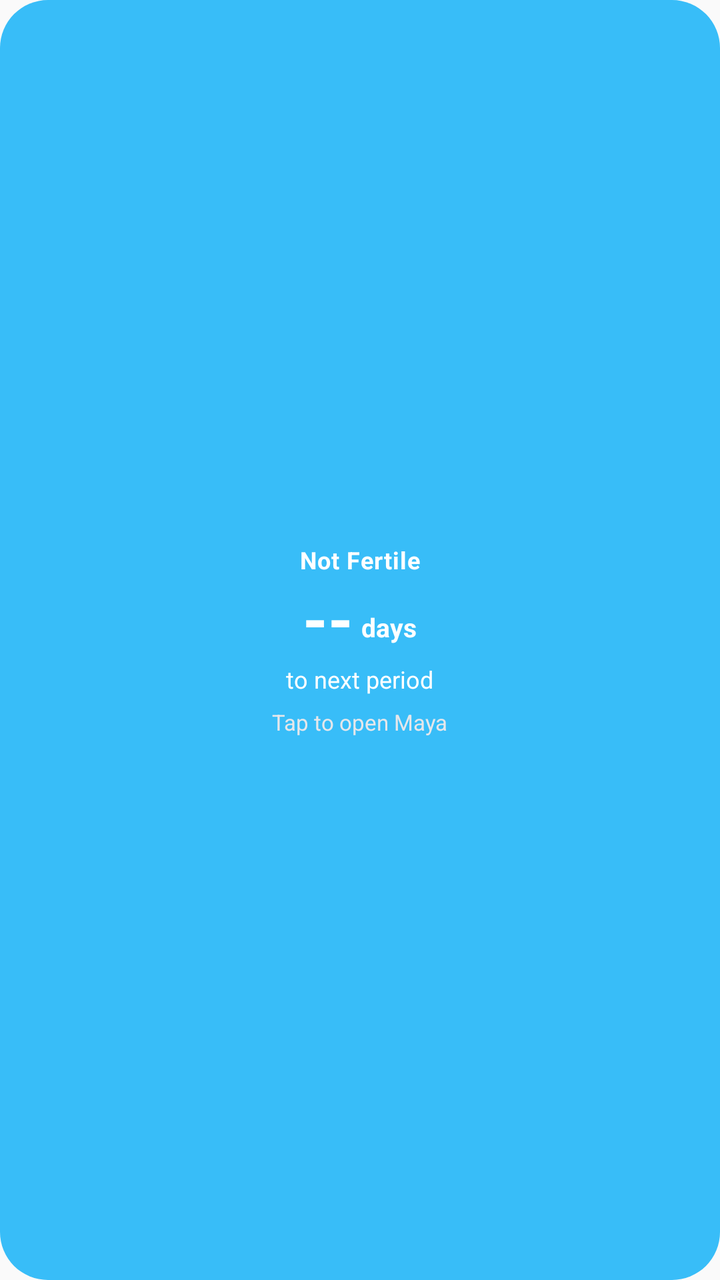
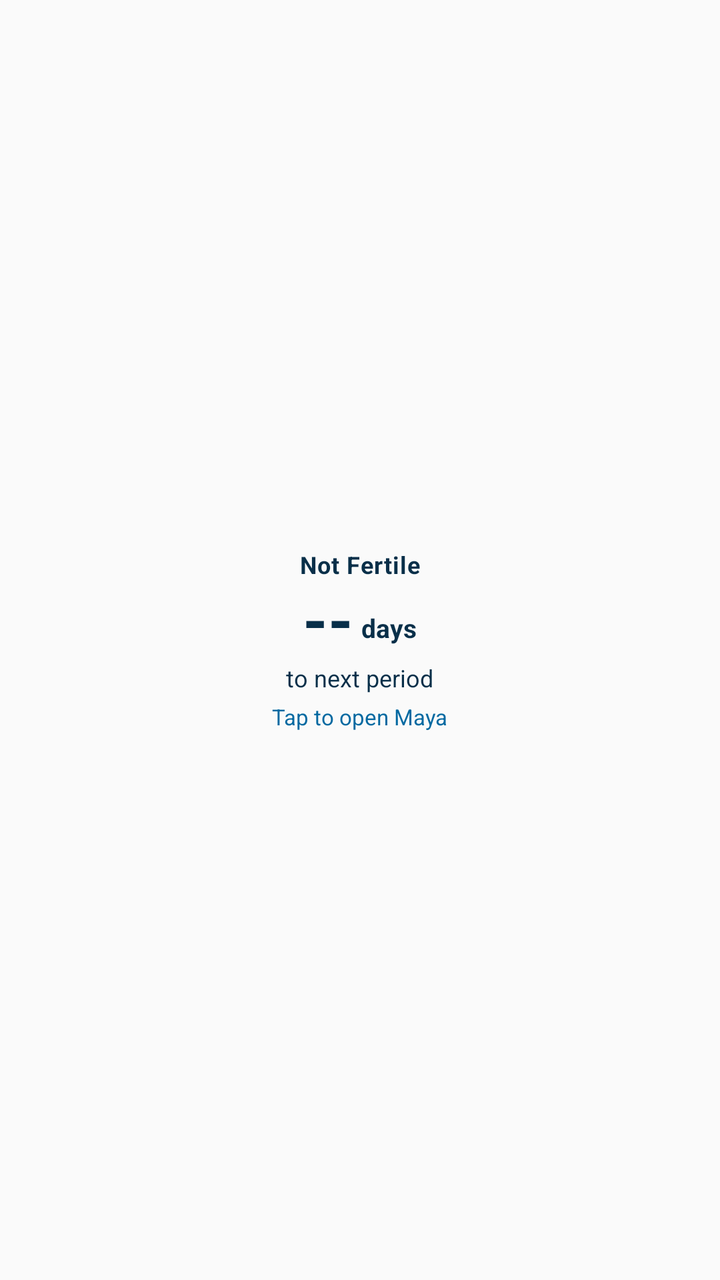

The first picture is an Android layout as it rendered before a commit; the second is the same layout after the commit. The layout source and the unified diff follow.
<!-- AndroidManifest.xml: application theme android:Theme.Material.Light.NoActionBar -->
<!-- res/layout/widget_cycle.xml -->
<?xml version="1.0" encoding="utf-8"?>
<LinearLayout xmlns:android="http://schemas.android.com/apk/res/android"
    android:id="@+id/widget_root"
    android:layout_width="match_parent"
    android:layout_height="match_parent"
    android:background="@drawable/widget_bg_blue"
    android:orientation="vertical"
    android:padding="12dp"
    android:gravity="center">

    <TextView
        android:id="@+id/widget_status_badge"
        android:layout_width="wrap_content"
        android:layout_height="wrap_content"
        android:maxLines="1"
        android:ellipsize="end"
        android:text="Not Fertile"
        android:textColor="#FFFFFF"
        android:textSize="12sp"
        android:textStyle="bold"
        android:letterSpacing="0.03" />

    <LinearLayout
        android:layout_width="wrap_content"
        android:layout_height="wrap_content"
        android:layout_marginTop="4dp"
        android:orientation="horizontal"
        android:gravity="bottom">

        <TextView
            android:id="@+id/widget_days_number"
            android:layout_width="wrap_content"
            android:layout_height="wrap_content"
            android:maxLines="1"
            android:text="--"
            android:textColor="#FFFFFF"
            android:textSize="32sp"
            android:textStyle="bold"
            android:includeFontPadding="false" />

        <TextView
            android:id="@+id/widget_days_unit"
            android:layout_width="wrap_content"
            android:layout_height="wrap_content"
            android:layout_marginStart="4dp"
            android:layout_marginBottom="3dp"
            android:maxLines="1"
            android:text="days"
            android:textColor="#FFFFFF"
            android:textSize="13sp"
            android:textStyle="bold" />
    </LinearLayout>

    <TextView
        android:id="@+id/widget_subtitle"
        android:layout_width="wrap_content"
        android:layout_height="wrap_content"
        android:layout_marginTop="2dp"
        android:maxLines="1"
        android:ellipsize="end"
        android:text="to next period"
        android:textColor="#FFFFFF"
        android:textSize="12sp" />

    <TextView
        android:id="@+id/widget_footer"
        android:layout_width="wrap_content"
        android:layout_height="wrap_content"
        android:layout_marginTop="6dp"
        android:maxLines="1"
        android:ellipsize="end"
        android:text="Tap to open Maya"
        android:textColor="#E5E7EB"
        android:textSize="11sp" />

</LinearLayout>
<!-- resources referenced by this layout -->
<resources>
  <!-- drawable widget_bg_blue (drawable) -->
  <?xml version="1.0" encoding="utf-8"?>
  <shape xmlns:android="http://schemas.android.com/apk/res/android"
      android:shape="rectangle">
      <solid android:color="#38BDF8" />
      <corners android:radius="24dp" />
  </shape>
</resources>

<!-- the commit's change to res/layout/widget_cycle.xml (unified diff, before → after) -->
@@ -1,76 +1,91 @@
 <?xml version="1.0" encoding="utf-8"?>
-<LinearLayout xmlns:android="http://schemas.android.com/apk/res/android"
+<FrameLayout xmlns:android="http://schemas.android.com/apk/res/android"
     android:id="@+id/widget_root"
     android:layout_width="match_parent"
-    android:layout_height="match_parent"
-    android:background="@drawable/widget_bg_blue"
-    android:orientation="vertical"
-    android:padding="12dp"
-    android:gravity="center">
+    android:layout_height="match_parent">
 
-    <TextView
-        android:id="@+id/widget_status_badge"
-        android:layout_width="wrap_content"
-        android:layout_height="wrap_content"
-        android:maxLines="1"
-        android:ellipsize="end"
-        android:text="Not Fertile"
-        android:textColor="#FFFFFF"
-        android:textSize="12sp"
-        android:textStyle="bold"
-        android:letterSpacing="0.03" />
+    <ImageView
+        android:id="@+id/widget_bg_image"
+        android:layout_width="match_parent"
+        android:layout_height="match_parent"
+        android:scaleType="fitXY"
+        android:contentDescription="@null" />
 
     <LinearLayout
-        android:layout_width="wrap_content"
-        android:layout_height="wrap_content"
-        android:layout_marginTop="4dp"
-        android:orientation="horizontal"
-        android:gravity="bottom">
+        android:id="@+id/widget_content"
+        android:layout_width="match_parent"
+        android:layout_height="match_parent"
+        android:orientation="vertical"
+        android:padding="12dp"
+        android:gravity="center">
 
         <TextView
-            android:id="@+id/widget_days_number"
+            android:id="@+id/widget_status_badge"
             android:layout_width="wrap_content"
             android:layout_height="wrap_content"
             android:maxLines="1"
-            android:text="--"
-            android:textColor="#FFFFFF"
-            android:textSize="32sp"
+            android:ellipsize="end"
+            android:text="Not Fertile"
+            android:textColor="#082F49"
+            android:textSize="12sp"
             android:textStyle="bold"
-            android:includeFontPadding="false" />
+            android:letterSpacing="0.03" />
+
+        <LinearLayout
+            android:layout_width="wrap_content"
+            android:layout_height="wrap_content"
+            android:layout_marginTop="2dp"
+            android:orientation="horizontal"
+            android:gravity="bottom">
+
+            <TextView
+                android:id="@+id/widget_days_number"
+                android:layout_width="wrap_content"
+                android:layout_height="wrap_content"
+                android:maxLines="1"
+                android:text="--"
+                android:textColor="#082F49"
+                android:textSize="32sp"
+                android:textStyle="bold"
+                android:includeFontPadding="false" />
+
+            <TextView
+                android:id="@+id/widget_days_unit"
+                android:layout_width="wrap_content"
+                android:layout_height="wrap_content"
+                android:layout_marginStart="4dp"
+                android:layout_marginBottom="3dp"
+                android:maxLines="1"
+                android:text="days"
+                android:textColor="#082F49"
+                android:textSize="13sp"
+                android:textStyle="bold" />
+        </LinearLayout>
 
         <TextView
-            android:id="@+id/widget_days_unit"
+            android:id="@+id/widget_subtitle"
             android:layout_width="wrap_content"
             android:layout_height="wrap_content"
-            android:layout_marginStart="4dp"
-            android:layout_marginBottom="3dp"
+            android:layout_marginTop="1dp"
+            android:gravity="center"
+            android:maxLines="2"
+            android:ellipsize="end"
+            android:lineSpacingMultiplier="0.9"
+            android:text="to next period"
+            android:textColor="#082F49"
+            android:textSize="12sp" />
+
+        <TextView
+            android:id="@+id/widget_footer"
+            android:layout_width="wrap_content"
+            android:layout_height="wrap_content"
+            android:layout_marginTop="4dp"
             android:maxLines="1"
-            android:text="days"
-            android:textColor="#FFFFFF"
-            android:textSize="13sp"
-            android:textStyle="bold" />
+            android:ellipsize="end"
+            android:text="Tap to open Maya"
+            android:textColor="#0369A1"
+            android:textSize="11sp" />
+
     </LinearLayout>
 
-    <TextView
-        android:id="@+id/widget_subtitle"
-        android:layout_width="wrap_content"
-        android:layout_height="wrap_content"
-        android:layout_marginTop="2dp"
-        android:maxLines="1"
-        android:ellipsize="end"
-        android:text="to next period"
-        android:textColor="#FFFFFF"
-        android:textSize="12sp" />
-
-    <TextView
-        android:id="@+id/widget_footer"
-        android:layout_width="wrap_content"
-        android:layout_height="wrap_content"
-        android:layout_marginTop="6dp"
-        android:maxLines="1"
-        android:ellipsize="end"
-        android:text="Tap to open Maya"
-        android:textColor="#E5E7EB"
-        android:textSize="11sp" />
-
-</LinearLayout>
+</FrameLayout>
<!-- resource entries referenced after the edit -->
@@ -1,11 +1,5 @@
 <!-- resources referenced by this layout -->
 <resources>
-  <!-- drawable widget_bg_blue (drawable) -->
-  <?xml version="1.0" encoding="utf-8"?>
-  <shape xmlns:android="http://schemas.android.com/apk/res/android"
-      android:shape="rectangle">
-      <solid android:color="#38BDF8" />
-      <corners android:radius="24dp" />
-  </shape>
+
 </resources>
 
